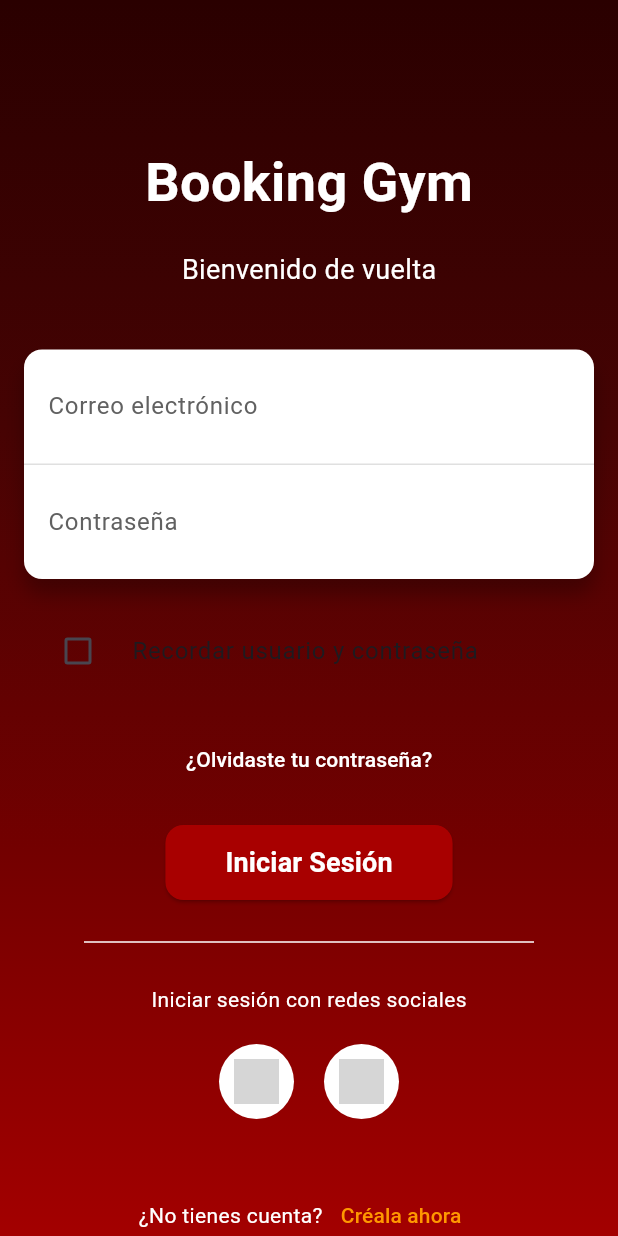
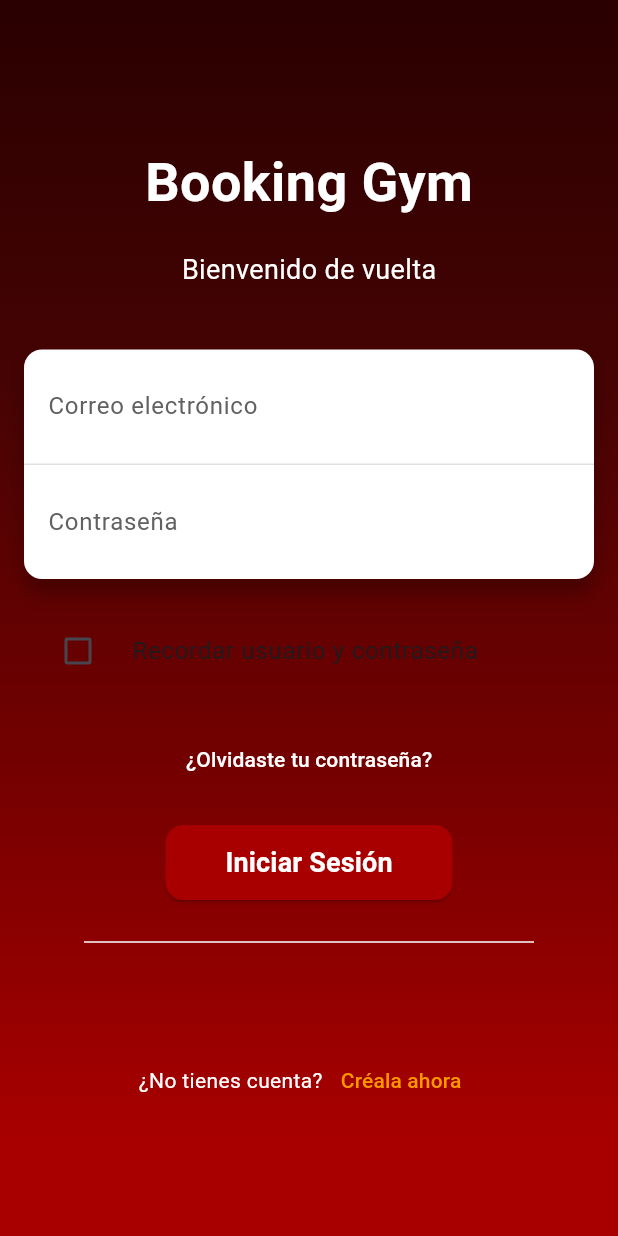
Before and after one commit to ripleyos/ProyectoGimnasio, a Flutter app: the screen it shows after launch, on a phone screen of 412 x 824 dp. Run offline on Flutter 3.47's test engine with Material 3 defaults, Android fonts, the phone set to English and light mode, and no system bars; our stand-ins replace firebase_auth, firebase_core, firebase_storage, fl_chart, flutter_local_notifications, flutter_secure_storage and 5 more; accounts and stored records are empty; grey boxes are pictures that could not be loaded.

Commit message:
quitado las funciones que no se usan

```diff
--- a/trabajologinflutter/lib/Pages/ReservaFuerzaPreecha.dart
+++ b/trabajologinflutter/lib/Pages/ReservaFuerzaPreecha.dart
@@ -344,7 +344,7 @@ class _ReservaFuerzaPreechaPageState extends State<ReservaFuerzaPreechaPage> {
                       padding: const EdgeInsets.symmetric(horizontal: 16.0),
                       child: Center(
                         child: Text(
-                          'Recuerda! Las reservas preechas estan pensadas para que sean del dia actual, asi que si no hay reservas es o porque estan todos los huecos ocupados o el gimnasio ya esta cerrado',
+                          'Recuerda! Las reservas take-away estan pensadas para que sean del dia actual, asi que si no hay reservas es o porque estan todos los huecos ocupados o el gimnasio ya esta cerrado',
                           textAlign: TextAlign.center,
                           style: TextStyle(
                             fontSize: 10,
--- a/trabajologinflutter/lib/Pages/ReservaResistenciaPreecha.dart
+++ b/trabajologinflutter/lib/Pages/ReservaResistenciaPreecha.dart
@@ -344,7 +344,7 @@ class _ReservaResistenciaPreechaPageState extends State<ReservaResistenciaPreech
                       padding: const EdgeInsets.symmetric(horizontal: 16.0),
                       child: Center(
                         child: Text(
-                          'Recuerda! Las reservas preechas estan pensadas para que sean del dia actual, asi que si no hay reservas es o porque estan todos los huecos ocupados o el gimnasio ya esta cerrado',
+                          'Recuerda! Las reservas take-away estan pensadas para que sean del dia actual, asi que si no hay reservas es o porque estan todos los huecos ocupados o el gimnasio ya esta cerrado',
                           textAlign: TextAlign.center,
                           style: TextStyle(
                             fontSize: 10,
--- a/trabajologinflutter/lib/Pages/login_page.dart
+++ b/trabajologinflutter/lib/Pages/login_page.dart
@@ -360,43 +360,6 @@ class _LoginPageState extends State<LoginPage> {
                 endIndent: 40,
               ),
               SizedBox(height: 20),
-              Text(
-                "Iniciar sesión con redes sociales",
-                style: TextStyle(color: Colors.white),
-              ),
-              SizedBox(height: 20),
-              Row(
-                mainAxisAlignment: MainAxisAlignment.center,
-                children: [
-                  GestureDetector(
-                    onTap: () {
-                      _signInWithGoogle();
-                    },
-                    child: CircleAvatar(
-                      radius: 25,
-                      backgroundColor: Colors.white,
-                      child: Image.network(
-                        'https://img.icons8.com/color/48/000000/google-logo.png',
-                        height: 30,
-                      ),
-                    ),
-                  ),
-                  SizedBox(width: 20),
-                  GestureDetector(
-                    onTap: () {
-                      // Iniciar sesión con Facebook
-                    },
-                    child: CircleAvatar(
-                      radius: 25,
-                      backgroundColor: Colors.white,
-                      child: Image.network(
-                        'https://img.icons8.com/color/48/000000/facebook.png',
-                        height: 30,
-                      ),
-                    ),
-                  ),
-                ],
-              ),
               SizedBox(height: 40),
               Row(
                 mainAxisAlignment: MainAxisAlignment.center,
```
Also changed, not shown: trabajologinflutter/lib/Pages/SettingsPage.dart (+0 -10 lines).
